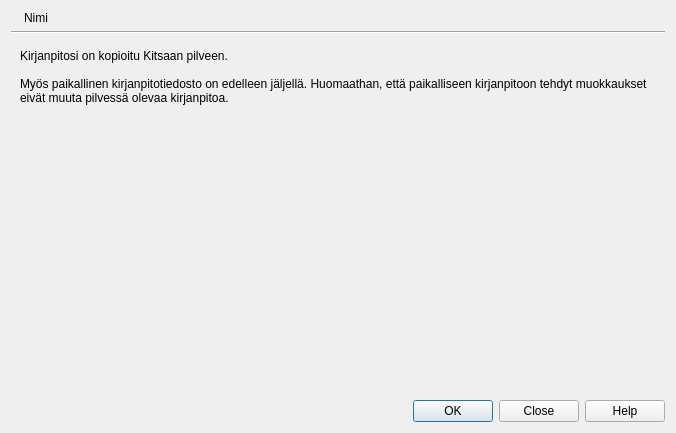
Old version of the form kitsas/pilvi/pilveensiirto.ui in the repository artoh/kitupiikki.
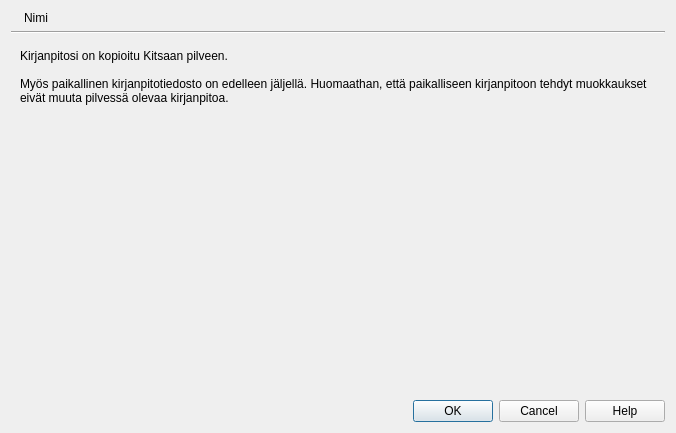
New version of the form. The open tabs and pages were chosen to show the change. Icons and pictures are not drawn.

```diff
--- a/kitsas/pilvi/pilveensiirto.ui
+++ b/kitsas/pilvi/pilveensiirto.ui
@@ -197,7 +197,7 @@
    <item>
     <widget class="QDialogButtonBox" name="buttonBox">
      <property name="standardButtons">
-      <set>QDialogButtonBox::Close|QDialogButtonBox::Help|QDialogButtonBox::Ok</set>
+      <set>QDialogButtonBox::Cancel|QDialogButtonBox::Help|QDialogButtonBox::Ok</set>
      </property>
     </widget>
    </item>
```
Left out of the diff: 17 changed lines with no effect on the pictures.
